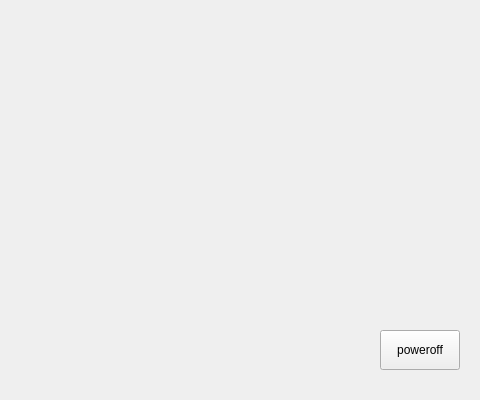
dongdong-2009/3-5AxisRobot, file categorypage/icinitialframe.ui: the form before one commit; both pictures show x 320 to 800 and y 0 to 400 of the 800 by 400 pixel window.
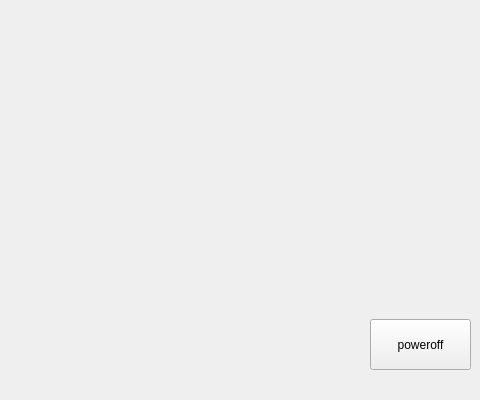
The form after the commit.

What changed in the file:
```diff
--- a/categorypage/icinitialframe.ui
+++ b/categorypage/icinitialframe.ui
@@ -35,10 +35,10 @@
   <widget class="QPushButton" name="Power_off">
    <property name="geometry">
     <rect>
-     <x>700</x>
-     <y>330</y>
-     <width>80</width>
-     <height>40</height>
+     <x>690</x>
+     <y>319</y>
+     <width>101</width>
+     <height>51</height>
     </rect>
    </property>
    <property name="text">
```
